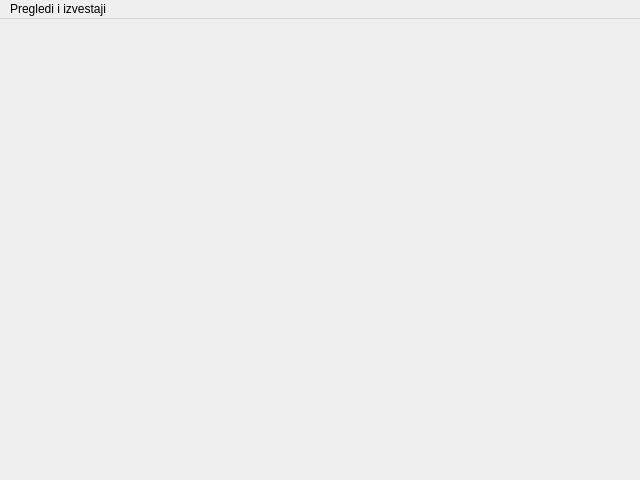
Qt form ui/automainwindow.ui (nikolakn/biovita) before a commit.
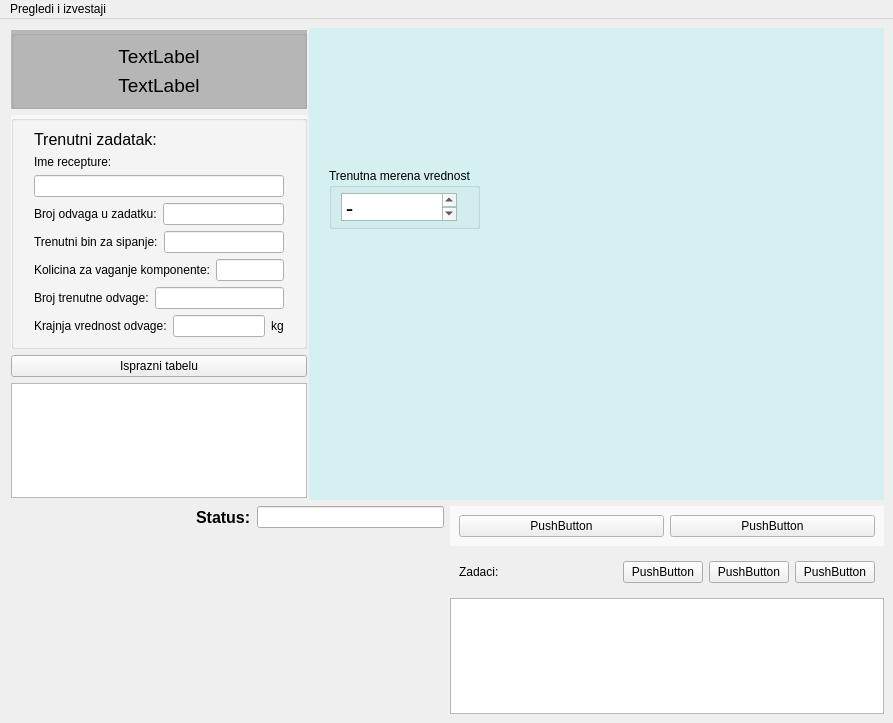
The same form after that commit.

```diff
--- a/ui/automainwindow.ui
+++ b/ui/automainwindow.ui
@@ -6,20 +6,778 @@
    <rect>
     <x>0</x>
     <y>0</y>
-    <width>640</width>
-    <height>480</height>
+    <width>893</width>
+    <height>723</height>
    </rect>
   </property>
   <property name="windowTitle">
    <string>MainWindow</string>
   </property>
-  <widget class="QWidget" name="centralwidget"/>
+  <widget class="QWidget" name="centralwidget">
+   <layout class="QVBoxLayout" name="verticalLayout">
+    <item>
+     <layout class="QHBoxLayout" name="horizontalLayout">
+      <property name="spacing">
+       <number>0</number>
+      </property>
+      <item>
+       <widget class="QWidget" name="verticalWidget" native="true">
+        <property name="sizePolicy">
+         <sizepolicy hsizetype="Fixed" vsizetype="Preferred">
+          <horstretch>0</horstretch>
+          <verstretch>0</verstretch>
+         </sizepolicy>
+        </property>
+        <property name="minimumSize">
+         <size>
+          <width>300</width>
+          <height>0</height>
+         </size>
+        </property>
+        <property name="maximumSize">
+         <size>
+          <width>300</width>
+          <height>16777215</height>
+         </size>
+        </property>
+        <property name="baseSize">
+         <size>
+          <width>300</width>
+          <height>0</height>
+         </size>
+        </property>
+        <layout class="QVBoxLayout" name="verticalLayout_2">
+         <property name="leftMargin">
+          <number>2</number>
+         </property>
+         <property name="topMargin">
+          <number>2</number>
+         </property>
+         <property name="rightMargin">
+          <number>2</number>
+         </property>
+         <property name="bottomMargin">
+          <number>2</number>
+         </property>
+         <item>
+          <widget class="QGroupBox" name="groupBox_3">
+           <property name="sizePolicy">
+            <sizepolicy hsizetype="Preferred" vsizetype="Preferred">
+             <horstretch>0</horstretch>
+             <verstretch>0</verstretch>
+            </sizepolicy>
+           </property>
+           <property name="palette">
+            <palette>
+             <active>
+              <colorrole role="Base">
+               <brush brushstyle="SolidPattern">
+                <color alpha="255">
+                 <red>255</red>
+                 <green>255</green>
+                 <blue>255</blue>
+                </color>
+               </brush>
+              </colorrole>
+              <colorrole role="Window">
+               <brush brushstyle="SolidPattern">
+                <color alpha="255">
+                 <red>184</red>
+                 <green>184</green>
+                 <blue>184</blue>
+                </color>
+               </brush>
+              </colorrole>
+             </active>
+             <inactive>
+              <colorrole role="Base">
+               <brush brushstyle="SolidPattern">
+                <color alpha="255">
+                 <red>255</red>
+                 <green>255</green>
+                 <blue>255</blue>
+                </color>
+               </brush>
+              </colorrole>
+              <colorrole role="Window">
+               <brush brushstyle="SolidPattern">
+                <color alpha="255">
+                 <red>184</red>
+                 <green>184</green>
+                 <blue>184</blue>
+                </color>
+               </brush>
+              </colorrole>
+             </inactive>
+             <disabled>
+              <colorrole role="Base">
+               <brush brushstyle="SolidPattern">
+                <color alpha="255">
+                 <red>184</red>
+                 <green>184</green>
+                 <blue>184</blue>
+                </color>
+               </brush>
+              </colorrole>
+              <colorrole role="Window">
+               <brush brushstyle="SolidPattern">
+                <color alpha="255">
+                 <red>184</red>
+                 <green>184</green>
+                 <blue>184</blue>
+                </color>
+               </brush>
+              </colorrole>
+             </disabled>
+            </palette>
+           </property>
+           <property name="autoFillBackground">
+            <bool>true</bool>
+           </property>
+           <property name="title">
+            <string/>
+           </property>
+           <layout class="QVBoxLayout" name="verticalLayout_4">
+            <item>
+             <widget class="QLabel" name="labelvreme">
+              <property name="sizePolicy">
+               <sizepolicy hsizetype="Preferred" vsizetype="Preferred">
+                <horstretch>0</horstretch>
+                <verstretch>0</verstretch>
+               </sizepolicy>
+              </property>
+              <property name="font">
+               <font>
+                <pointsize>14</pointsize>
+               </font>
+              </property>
+              <property name="text">
+               <string>TextLabel</string>
+              </property>
+              <property name="alignment">
+               <set>Qt::AlignCenter</set>
+              </property>
+             </widget>
+            </item>
+            <item>
+             <widget class="QLabel" name="labeldatum">
+              <property name="sizePolicy">
+               <sizepolicy hsizetype="Preferred" vsizetype="Preferred">
+                <horstretch>0</horstretch>
+                <verstretch>0</verstretch>
+               </sizepolicy>
+              </property>
+              <property name="font">
+               <font>
+                <pointsize>14</pointsize>
+               </font>
+              </property>
+              <property name="text">
+               <string>TextLabel</string>
+              </property>
+              <property name="alignment">
+               <set>Qt::AlignCenter</set>
+              </property>
+             </widget>
+            </item>
+           </layout>
+          </widget>
+         </item>
+         <item>
+          <widget class="QGroupBox" name="groupBox_2">
+           <property name="sizePolicy">
+            <sizepolicy hsizetype="Preferred" vsizetype="Preferred">
+             <horstretch>0</horstretch>
+             <verstretch>0</verstretch>
+            </sizepolicy>
+           </property>
+           <property name="palette">
+            <palette>
+             <active>
+              <colorrole role="Base">
+               <brush brushstyle="SolidPattern">
+                <color alpha="255">
+                 <red>255</red>
+                 <green>255</green>
+                 <blue>255</blue>
+                </color>
+               </brush>
+              </colorrole>
+              <colorrole role="Window">
+               <brush brushstyle="SolidPattern">
+                <color alpha="255">
+                 <red>247</red>
+                 <green>247</green>
+                 <blue>247</blue>
+                </color>
+               </brush>
+              </colorrole>
+             </active>
+             <inactive>
+              <colorrole role="Base">
+               <brush brushstyle="SolidPattern">
+                <color alpha="255">
+                 <red>255</red>
+                 <green>255</green>
+                 <blue>255</blue>
+                </color>
+               </brush>
+              </colorrole>
+              <colorrole role="Window">
+               <brush brushstyle="SolidPattern">
+                <color alpha="255">
+                 <red>247</red>
+                 <green>247</green>
+                 <blue>247</blue>
+                </color>
+               </brush>
+              </colorrole>
+             </inactive>
+             <disabled>
+              <colorrole role="Base">
+               <brush brushstyle="SolidPattern">
+                <color alpha="255">
+                 <red>247</red>
+                 <green>247</green>
+                 <blue>247</blue>
+                </color>
+               </brush>
+              </colorrole>
+              <colorrole role="Window">
+               <brush brushstyle="SolidPattern">
+                <color alpha="255">
+                 <red>247</red>
+                 <green>247</green>
+                 <blue>247</blue>
+                </color>
+               </brush>
+              </colorrole>
+             </disabled>
+            </palette>
+           </property>
+           <property name="autoFillBackground">
+            <bool>true</bool>
+           </property>
+           <property name="title">
+            <string/>
+           </property>
+           <layout class="QVBoxLayout" name="verticalLayout_5">
+            <property name="leftMargin">
+             <number>20</number>
+            </property>
+            <property name="rightMargin">
+             <number>20</number>
+            </property>
+            <item>
+             <widget class="QLabel" name="label">
+              <property name="font">
+               <font>
+                <pointsize>12</pointsize>
+               </font>
+              </property>
+              <property name="text">
+               <string>Trenutni zadatak:</string>
+              </property>
+             </widget>
+            </item>
+            <item>
+             <widget class="QLabel" name="label_2">
+              <property name="text">
+               <string>Ime recepture:</string>
+              </property>
+             </widget>
+            </item>
+            <item>
+             <widget class="QLineEdit" name="lineEdit">
+              <property name="sizePolicy">
+               <sizepolicy hsizetype="Expanding" vsizetype="Fixed">
+                <horstretch>0</horstretch>
+                <verstretch>0</verstretch>
+               </sizepolicy>
+              </property>
+              <property name="maximumSize">
+               <size>
+                <width>16777215</width>
+                <height>16777215</height>
+               </size>
+              </property>
+             </widget>
+            </item>
+            <item>
+             <layout class="QHBoxLayout" name="horizontalLayout_4">
+              <item>
+               <widget class="QLabel" name="label_3">
+                <property name="text">
+                 <string>Broj odvaga u zadatku:</string>
+                </property>
+               </widget>
+              </item>
+              <item>
+               <widget class="QLineEdit" name="lineEdit_2"/>
+              </item>
+             </layout>
+            </item>
+            <item>
+             <layout class="QHBoxLayout" name="horizontalLayout_9">
+              <item>
+               <widget class="QLabel" name="label_4">
+                <property name="text">
+                 <string>Trenutni bin za sipanje:</string>
+                </property>
+               </widget>
+              </item>
+              <item>
+               <widget class="QLineEdit" name="lineEdit_3"/>
+              </item>
+             </layout>
+            </item>
+            <item>
+             <layout class="QHBoxLayout" name="horizontalLayout_8">
+              <item>
+               <widget class="QLabel" name="label_5">
+                <property name="text">
+                 <string>Kolicina za vaganje komponente:</string>
+                </property>
+               </widget>
+              </item>
+              <item>
+               <widget class="QLineEdit" name="lineEdit_4"/>
+              </item>
+             </layout>
+            </item>
+            <item>
+             <layout class="QHBoxLayout" name="horizontalLayout_7">
+              <item>
+               <widget class="QLabel" name="label_6">
+                <property name="text">
+                 <string>Broj trenutne odvage:</string>
+                </property>
+               </widget>
+              </item>
+              <item>
+               <widget class="QLineEdit" name="lineEdit_5"/>
+              </item>
+             </layout>
+            </item>
+            <item>
+             <layout class="QHBoxLayout" name="horizontalLayout_6">
+              <item>
+               <widget class="QLabel" name="label_7">
+                <property name="text">
+                 <string>Krajnja vrednost odvage:</string>
+                </property>
+               </widget>
+              </item>
+              <item>
+               <widget class="QLineEdit" name="lineEdit_6"/>
+              </item>
+              <item>
+               <widget class="QLabel" name="label_8">
+                <property name="text">
+                 <string>kg</string>
+                </property>
+               </widget>
+              </item>
+             </layout>
+            </item>
+           </layout>
+          </widget>
+         </item>
+         <item>
+          <widget class="QPushButton" name="pushButton">
+           <property name="sizePolicy">
+            <sizepolicy hsizetype="Expanding" vsizetype="Fixed">
+             <horstretch>0</horstretch>
+             <verstretch>0</verstretch>
+            </sizepolicy>
+           </property>
+           <property name="text">
+            <string>Isprazni tabelu</string>
+           </property>
+          </widget>
+         </item>
+         <item>
+          <widget class="QTableWidget" name="tableWidget">
+           <property name="sizePolicy">
+            <sizepolicy hsizetype="Expanding" vsizetype="Expanding">
+             <horstretch>0</horstretch>
+             <verstretch>0</verstretch>
+            </sizepolicy>
+           </property>
+           <property name="minimumSize">
+            <size>
+             <width>0</width>
+             <height>0</height>
+            </size>
+           </property>
+           <property name="maximumSize">
+            <size>
+             <width>16777215</width>
+             <height>16777215</height>
+            </size>
+           </property>
+          </widget>
+         </item>
+        </layout>
+       </widget>
+      </item>
+      <item>
+       <widget class="QWidget" name="widget" native="true">
+        <property name="sizePolicy">
+         <sizepolicy hsizetype="Expanding" vsizetype="Expanding">
+          <horstretch>1</horstretch>
+          <verstretch>1</verstretch>
+         </sizepolicy>
+        </property>
+        <property name="minimumSize">
+         <size>
+          <width>0</width>
+          <height>0</height>
+         </size>
+        </property>
+        <property name="palette">
+         <palette>
+          <active>
+           <colorrole role="Base">
+            <brush brushstyle="SolidPattern">
+             <color alpha="255">
+              <red>255</red>
+              <green>255</green>
+              <blue>255</blue>
+             </color>
+            </brush>
+           </colorrole>
+           <colorrole role="Window">
+            <brush brushstyle="SolidPattern">
+             <color alpha="255">
+              <red>213</red>
+              <green>240</green>
+              <blue>240</blue>
+             </color>
+            </brush>
+           </colorrole>
+          </active>
+          <inactive>
+           <colorrole role="Base">
+            <brush brushstyle="SolidPattern">
+             <color alpha="255">
+              <red>255</red>
+              <green>255</green>
+              <blue>255</blue>
+             </color>
+            </brush>
+           </colorrole>
+           <colorrole role="Window">
+            <brush brushstyle="SolidPattern">
+             <color alpha="255">
+              <red>213</red>
+              <green>240</green>
+              <blue>240</blue>
+             </color>
+            </brush>
+           </colorrole>
+          </inactive>
+          <disabled>
+           <colorrole role="Base">
+            <brush brushstyle="SolidPattern">
+             <color alpha="255">
+              <red>213</red>
+              <green>240</green>
+              <blue>240</blue>
+             </color>
+            </brush>
+           </colorrole>
+           <colorrole role="Window">
+            <brush brushstyle="SolidPattern">
+             <color alpha="255">
+              <red>213</red>
+              <green>240</green>
+              <blue>240</blue>
+             </color>
+            </brush>
+           </colorrole>
+          </disabled>
+         </palette>
+        </property>
+        <property name="autoFillBackground">
+         <bool>true</bool>
+        </property>
+        <widget class="QGroupBox" name="groupBox">
+         <property name="geometry">
+          <rect>
+           <x>20</x>
+           <y>140</y>
+           <width>151</width>
+           <height>61</height>
+          </rect>
+         </property>
+         <property name="title">
+          <string>Trenutna merena vrednost</string>
+         </property>
+         <layout class="QVBoxLayout" name="verticalLayout_3">
+          <property name="topMargin">
+           <number>5</number>
+          </property>
+          <property name="rightMargin">
+           <number>20</number>
+          </property>
+          <property name="bottomMargin">
+           <number>5</number>
+          </property>
+          <item>
+           <widget class="QTextEdit" name="vagamera">
+            <property name="font">
+             <font>
+              <family>Times New Roman</family>
+              <pointsize>16</pointsize>
+              <weight>75</weight>
+              <bold>true</bold>
+             </font>
+            </property>
+            <property name="readOnly">
+             <bool>true</bool>
+            </property>
+            <property name="html">
+             <string>&lt;!DOCTYPE HTML PUBLIC &quot;-//W3C//DTD HTML 4.0//EN&quot; &quot;http://www.w3.org/TR/REC-html40/strict.dtd&quot;&gt;
+&lt;html&gt;&lt;head&gt;&lt;meta name=&quot;qrichtext&quot; content=&quot;1&quot; /&gt;&lt;style type=&quot;text/css&quot;&gt;
+p, li { white-space: pre-wrap; }
+&lt;/style&gt;&lt;/head&gt;&lt;body style=&quot; font-family:'Times New Roman'; font-size:16pt; font-weight:600; font-style:normal;&quot;&gt;
+&lt;p style=&quot; margin-top:0px; margin-bottom:0px; margin-left:0px; margin-right:0px; -qt-block-indent:0; text-indent:0px;&quot;&gt;-&lt;/p&gt;&lt;/body&gt;&lt;/html&gt;</string>
+            </property>
+            <property name="acceptRichText">
+             <bool>false</bool>
+            </property>
+           </widget>
+          </item>
+         </layout>
+        </widget>
+       </widget>
+      </item>
+     </layout>
+    </item>
+    <item>
+     <layout class="QHBoxLayout" name="horizontalLayout_3">
+      <property name="rightMargin">
+       <number>0</number>
+      </property>
+      <item>
+       <layout class="QVBoxLayout" name="verticalLayout_6">
+        <property name="bottomMargin">
+         <number>0</number>
+        </property>
+        <item>
+         <layout class="QHBoxLayout" name="horizontalLayout_10">
+          <item>
+           <spacer name="horizontalSpacer_2">
+            <property name="orientation">
+             <enum>Qt::Horizontal</enum>
+            </property>
+            <property name="sizeHint" stdset="0">
+             <size>
+              <width>40</width>
+              <height>20</height>
+             </size>
+            </property>
+           </spacer>
+          </item>
+          <item>
+           <widget class="QLabel" name="label_9">
+            <property name="font">
+             <font>
+              <pointsize>12</pointsize>
+              <weight>75</weight>
+              <bold>true</bold>
+             </font>
+            </property>
+            <property name="text">
+             <string>Status:</string>
+            </property>
+           </widget>
+          </item>
+          <item>
+           <widget class="QLineEdit" name="lineEdit_7">
+            <property name="maximumSize">
+             <size>
+              <width>300</width>
+              <height>16777215</height>
+             </size>
+            </property>
+           </widget>
+          </item>
+         </layout>
+        </item>
+        <item>
+         <widget class="QWidget" name="widget_3" native="true">
+          <property name="minimumSize">
+           <size>
+            <width>200</width>
+            <height>150</height>
+           </size>
+          </property>
+         </widget>
+        </item>
+       </layout>
+      </item>
+      <item>
+       <layout class="QVBoxLayout" name="verticalLayout_7">
+        <property name="bottomMargin">
+         <number>0</number>
+        </property>
+        <item>
+         <widget class="QWidget" name="widget_2" native="true">
+          <property name="minimumSize">
+           <size>
+            <width>100</width>
+            <height>0</height>
+           </size>
+          </property>
+          <property name="palette">
+           <palette>
+            <active>
+             <colorrole role="Base">
+              <brush brushstyle="SolidPattern">
+               <color alpha="255">
+                <red>255</red>
+                <green>255</green>
+                <blue>255</blue>
+               </color>
+              </brush>
+             </colorrole>
+             <colorrole role="Window">
+              <brush brushstyle="SolidPattern">
+               <color alpha="255">
+                <red>249</red>
+                <green>249</green>
+                <blue>249</blue>
+               </color>
+              </brush>
+             </colorrole>
+            </active>
+            <inactive>
+             <colorrole role="Base">
+              <brush brushstyle="SolidPattern">
+               <color alpha="255">
+                <red>255</red>
+                <green>255</green>
+                <blue>255</blue>
+               </color>
+              </brush>
+             </colorrole>
+             <colorrole role="Window">
+              <brush brushstyle="SolidPattern">
+               <color alpha="255">
+                <red>249</red>
+                <green>249</green>
+                <blue>249</blue>
+               </color>
+              </brush>
+             </colorrole>
+            </inactive>
+            <disabled>
+             <colorrole role="Base">
+              <brush brushstyle="SolidPattern">
+               <color alpha="255">
+                <red>249</red>
+                <green>249</green>
+                <blue>249</blue>
+               </color>
+              </brush>
+             </colorrole>
+             <colorrole role="Window">
+              <brush brushstyle="SolidPattern">
+               <color alpha="255">
+                <red>249</red>
+                <green>249</green>
+                <blue>249</blue>
+               </color>
+              </brush>
+             </colorrole>
+            </disabled>
+           </palette>
+          </property>
+          <property name="autoFillBackground">
+           <bool>true</bool>
+          </property>
+          <layout class="QHBoxLayout" name="horizontalLayout_11">
+           <item>
+            <widget class="QPushButton" name="pushButton_2">
+             <property name="text">
+              <string>PushButton</string>
+             </property>
+            </widget>
+           </item>
+           <item>
+            <widget class="QPushButton" name="pushButton_3">
+             <property name="text">
+              <string>PushButton</string>
+             </property>
+            </widget>
+           </item>
+          </layout>
+         </widget>
+        </item>
+        <item>
+         <widget class="QWidget" name="widget_4" native="true">
+          <layout class="QHBoxLayout" name="horizontalLayout_12">
+           <item>
+            <widget class="QLabel" name="label_10">
+             <property name="text">
+              <string>Zadaci:</string>
+             </property>
+            </widget>
+           </item>
+           <item>
+            <spacer name="horizontalSpacer">
+             <property name="orientation">
+              <enum>Qt::Horizontal</enum>
+             </property>
+             <property name="sizeHint" stdset="0">
+              <size>
+               <width>40</width>
+               <height>20</height>
+              </size>
+             </property>
+            </spacer>
+           </item>
+           <item>
+            <widget class="QPushButton" name="pushButton_4">
+             <property name="text">
+              <string>PushButton</string>
+             </property>
+            </widget>
+           </item>
+           <item>
+            <widget class="QPushButton" name="pushButton_5">
+             <property name="text">
+              <string>PushButton</string>
+             </property>
+            </widget>
+           </item>
+           <item>
+            <widget class="QPushButton" name="pushButton_6">
+             <property name="text">
+              <string>PushButton</string>
+             </property>
+            </widget>
+           </item>
+          </layout>
+         </widget>
+        </item>
+        <item>
+         <widget class="QTableWidget" name="tableWidget_2"/>
+        </item>
+       </layout>
+      </item>
+     </layout>
+    </item>
+   </layout>
+  </widget>
   <widget class="QMenuBar" name="menubar">
    <property name="geometry">
     <rect>
      <x>0</x>
      <y>0</y>
-     <width>640</width>
+     <width>893</width>
      <height>21</height>
     </rect>
    </property>
```
